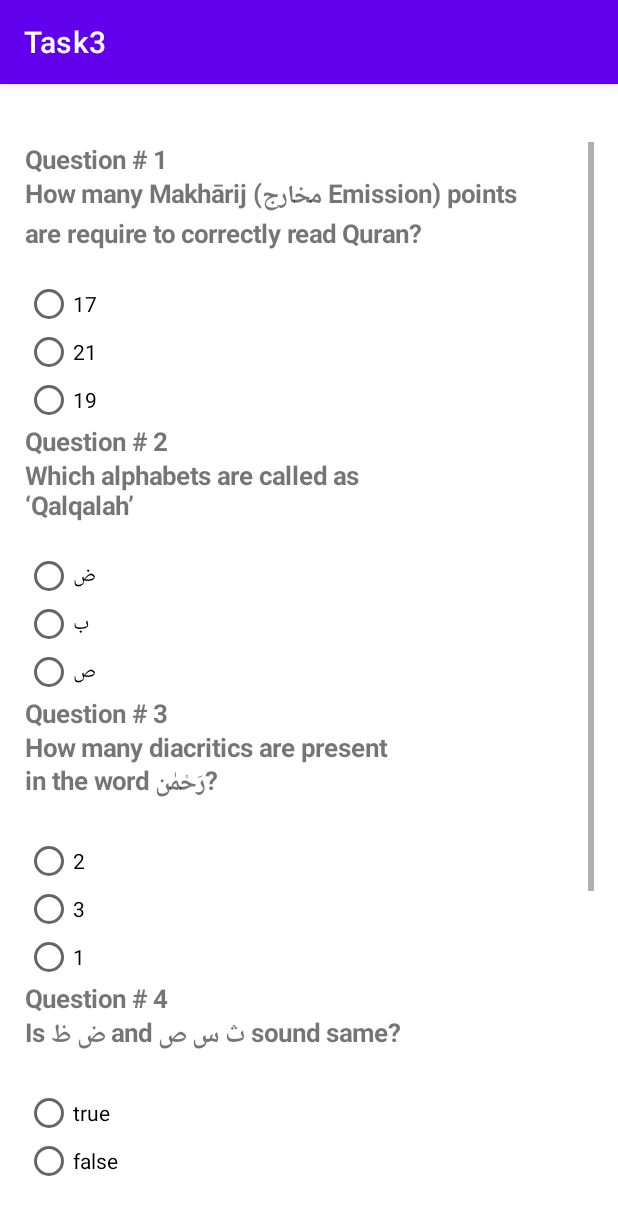
After one commit to callalishykh/makh-rij, an Android app: the quiz screen opened directly, with no data from a screen before it, on a phone screen of 412 x 824 dp. The commit adds this screen. Shown: the top 1215 px of the screen. Run offline under Robolectric (Android 15) with nearby library versions, the phone set to English and light mode, and no system bars.

Commit message:
quiz creation and checking

```diff
--- a/app/src/main/AndroidManifest.xml
+++ b/app/src/main/AndroidManifest.xml
@@ -10,6 +10,9 @@
         android:supportsRtl="true"
         android:theme="@style/Theme.Task3">
         <activity
+            android:name=".quiz"
+            android:exported="false" />
+        <activity
             android:name=".MainActivity"
             android:exported="true">
             <intent-filter>
--- a/app/src/main/java/com/example/task3/MainActivity.java
+++ b/app/src/main/java/com/example/task3/MainActivity.java
@@ -2,6 +2,7 @@ package com.example.task3;
 
 import androidx.appcompat.app.AppCompatActivity;
 
+import android.content.Intent;
 import android.graphics.Typeface;
 import android.os.Bundle;
 import android.view.View;
@@ -18,6 +19,7 @@ public class MainActivity extends AppCompatActivity {
     private Button Tarfiyah;
     private Button Niteeyah;
     private Button Lisaveyah;
+    private Button quiz;
     private ImageView imageView;
     Emissionpoints [] emissionpoints;
     private Button Ghunna;
@@ -92,6 +94,14 @@ public class MainActivity extends AppCompatActivity {
                 createTabale(emissionpoints[6]);
             }
         });
+        quiz.setOnClickListener(new View.OnClickListener() {
+            @Override
+            public void onClick(View v) {
+                Intent intent = new Intent(MainActivity.this, com.example.task3.quiz.class);
+
+                startActivity(intent);
+            }
+        });
 
     }
 
@@ -140,6 +150,8 @@ public class MainActivity extends AppCompatActivity {
         Ghunna= findViewById(R.id.Ghunna);
         imageView =findViewById(R.id.imageView);
         textView = findViewById(R.id.textView);
+        quiz = findViewById(R.id.quiz);
+
         Subpoints a1=new Subpoints("1","          ه أ","End of Throat");
         Subpoints a2=new Subpoints("2","          ح ع","End of Throat");
         Subpoints a3=new Subpoints("3","          خ غ","End of Throat");
--- /dev/null
+++ b/app/src/main/java/com/example/task3/quiz.java
@@ -0,0 +1,236 @@
+package com.example.task3;
+
+import androidx.annotation.NonNull;
+import androidx.appcompat.app.AppCompatActivity;
+import androidx.cardview.widget.CardView;
+
+import android.annotation.SuppressLint;
+import android.content.Intent;
+import android.graphics.Typeface;
+import android.os.Bundle;
+import android.util.Log;
+import android.view.View;
+import android.widget.Button;
+import android.widget.LinearLayout;
+import android.widget.RadioButton;
+import android.widget.RadioGroup;
+import android.widget.ScrollView;
+import android.widget.TableLayout;
+import android.widget.TableRow;
+import android.widget.TextView;
+
+import java.util.concurrent.ThreadLocalRandom;
+
+public class quiz extends AppCompatActivity {
+
+    private Question [] questions;
+    private Question [] quiz;
+    private ScrollView scrollView;
+    private TableLayout tbLayout;
+private Button submit;
+    @Override
+    protected void onCreate(Bundle savedInstanceState) {
+        super.onCreate(savedInstanceState);
+        setContentView(R.layout.activity_quiz);
+        initialize();
+        generateQuiz();
+        loadQuiz();
+        submit.setOnClickListener(new View.OnClickListener() {
+            @Override
+            public void onClick(View v) {
+                int  correctCount = 0;
+                for (int i =0; i<5;i++){
+                    RadioGroup rg = findViewById(i+103201);
+                    RadioButton rb = findViewById(rg.getCheckedRadioButtonId());
+//                    Log.d("STATE",rb.getText().toString());
+                    Log.d("STATE",quiz[i].correct_option);
+                    Log.d("STATE",rb.getText().toString());
+
+                    if (quiz[i].correct_option.equals(rb.getText().toString())) {
+                        correctCount++;
+                        Log.d("STATE", "rb.getText().toString()");
+                    }
+
+                }
+                tbLayout.removeAllViews();
+                loadResult(correctCount);
+            }
+        });
+    }
+private void loadResult(int count){
+    TableRow tbRow = new TableRow(this);
+
+
+    TextView tv0 = new TextView(this);
+
+    tv0.setText("Corrected : " + String.valueOf(count));
+    tv0.setTextSize(25);
+    tv0.setTypeface(null, Typeface.BOLD);
+    tbRow.addView(tv0);
+
+    tbLayout.addView(tbRow);
+    tbRow = new TableRow(this);
+
+
+     tv0 = new TextView(this);
+
+    tv0.setText("Wrong : " + String.valueOf(5-count));
+    tv0.setTextSize(25);
+    tv0.setTypeface(null, Typeface.BOLD);
+    tbRow.addView(tv0);
+
+    tbLayout.addView(tbRow);
+}
+    private void initialize(){
+        scrollView = findViewById(R.id.scroll_id);
+        tbLayout = findViewById(R.id.tablelayoutQuiz);
+
+        questions = new Question[]{
+       new Question("Which is a small diagonal line\nplaced above a letter?\n","فَتْحَة",new Options[]
+               {
+                       new Options("كَسْرَة"),
+                       new Options("فَتْحَة"),
+                       new Options("ضَمَّة"),
+               }),
+        new Question("How many alphabets are in\nArabic?\n","29",new Options[]
+                {
+                        new Options("29"),
+                        new Options("25"),
+                        new Options("20"),
+                }),
+        new Question("Is ض ظ and ث س ص sound same? \n","true",new Options[]
+                {
+                        new Options("true"),
+                        new Options("false"),
+                        new Options("none of these"),
+                }),
+        new Question("How many Makhārij (مخارج Emission) points\nare require to correctly read Quran?\n","17",new Options[]
+                {
+                        new Options("17"),
+                        new Options("21"),
+                        new Options("19"),
+                }),
+        new Question("How many diacritics are present\nin the word رَحْمٰن?\n","3",new Options[]
+                {
+                        new Options("2"),
+                        new Options("3"),
+                        new Options("1"),
+                }),
+        new Question("Which alphabets are called as\n‘Qalqalah’\n","ب",new Options[]
+                {
+                        new Options("ض"),
+                        new Options("ب"),
+                        new Options("ص"),
+                }),
+        new Question("Which letters when pronounced produce\na ‘whistling’ sound?\n","ز",new Options[]
+                {
+                        new Options("ط"),
+                        new Options("ز"),
+                        new Options("ب"),
+                }),
+            };
+    }
+
+    private void generateQuiz(){
+        quiz = new Question[5];
+        for(int i=0;i<5;i++) {
+            int randomNum = ThreadLocalRandom.current().nextInt(0, 6 + 1);
+            quiz[i] = questions[randomNum];
+        }
+    }
+    private void createRadioButton(TableLayout tb, @NonNull Options[] options ,int id) {
+         RadioButton[] rb = new RadioButton[options.length];
+        RadioGroup rg = new RadioGroup(this);
+        rg.setId(id+103201);
+        TableRow tbRow = new TableRow(this);
+
+        for(int i=0; i<options.length; i++){
+            rb[i]  = new RadioButton(this);
+            rb[i].setText(options[i].value);
+            rb[i].setId(id+i*100 + 100);
+            rg.addView(rb[i]);
+            if (i==1) {
+                tbRow.addView(rg);
+                tb.addView(tbRow);
+                tbRow = new TableRow(this);
+            }
+
+        }
+        tb.addView(tbRow);
+
+    }
+    @SuppressLint("ResourceType")
+    private void loadQuiz(){
+        TextView tv;
+        Button bt;
+        TableRow tbRow;
+        for(int i=0;i<5;i++) {
+             tbRow = new TableRow(this);
+
+
+            TextView tv0 = new TextView(this);
+            int num = i+1;
+            tv0.setText("Question # "+num);
+            tv0.setTextSize(17);
+            tv0.setTypeface(null, Typeface.BOLD);
+
+            tbRow.addView(tv0);
+            tbLayout.addView(tbRow);
+            tbRow = new TableRow(this);
+
+
+            TextView tv2 = new TextView(this);
+            tv2.setText(quiz[i].statement);
+            tv2.setTypeface(null, Typeface.BOLD);
+            tv2.setTextSize(17);
+            tbRow.addView(tv2);
+            tbLayout.addView(tbRow);
+
+            tbRow = new TableRow(this);
+            createRadioButton(tbLayout ,quiz[i].options ,i );
+
+
+            tbLayout.addView(tbRow);
+
+            }
+
+            submit = new Button(this);
+        submit.setText("Submit");
+//        submit.setId(101);
+            tbRow = new TableRow(this);
+            tbRow.addView(submit);
+            tbLayout.addView(tbRow);
+
+        }
+
+
+
+
+
+    class Options{
+        public String value;
+
+        Options ()
+        {
+        }
+        Options(String val)
+        {
+            this.value=val;
+        }
+
+
+    }
+    class Question {
+        String statement;
+        String correct_option;
+        Boolean correct;
+        Options[] options;
+
+        Question(String st, String correct_option,Options[] options)
+        {
+            this.statement=st;
+            this.correct_option=correct_option;
+            this.options=options;
+        }
+    }
+}
--- a/app/src/main/res/layout/activity_main.xml
+++ b/app/src/main/res/layout/activity_main.xml
@@ -145,4 +145,16 @@
             android:layout_height="match_parent" />
     </TableLayout>
 
+    <Button
+        android:id="@+id/quiz"
+        android:layout_width="wrap_content"
+        android:layout_height="wrap_content"
+        android:text="Quiz"
+        app:layout_constraintBottom_toBottomOf="parent"
+        app:layout_constraintEnd_toEndOf="parent"
+        app:layout_constraintHorizontal_bias="0.876"
+        app:layout_constraintStart_toStartOf="parent"
+        app:layout_constraintTop_toTopOf="parent"
+        app:layout_constraintVertical_bias="0.929" />
+
 </androidx.constraintlayout.widget.ConstraintLayout>
--- /dev/null
+++ b/app/src/main/res/layout/activity_quiz.xml
@@ -0,0 +1,25 @@
+<?xml version="1.0" encoding="utf-8"?>
+<androidx.constraintlayout.widget.ConstraintLayout xmlns:android="http://schemas.android.com/apk/res/android"
+    xmlns:app="http://schemas.android.com/apk/res-auto"
+    xmlns:tools="http://schemas.android.com/tools"
+    android:layout_width="match_parent"
+    android:layout_height="match_parent"
+    tools:context=".quiz">
+
+    <ScrollView
+        android:id="@+id/scroll_id"
+        android:layout_width="379dp"
+        android:layout_height="691dp"
+        app:layout_constraintBottom_toBottomOf="parent"
+        app:layout_constraintEnd_toEndOf="parent"
+        app:layout_constraintStart_toStartOf="parent"
+        app:layout_constraintTop_toTopOf="parent"
+        tools:ignore="SpeakableTextPresentCheck">
+
+        <TableLayout
+            android:id="@+id/tablelayoutQuiz"
+            android:layout_width="match_parent"
+            android:layout_height="wrap_content" />
+    </ScrollView>
+
+</androidx.constraintlayout.widget.ConstraintLayout>
```
